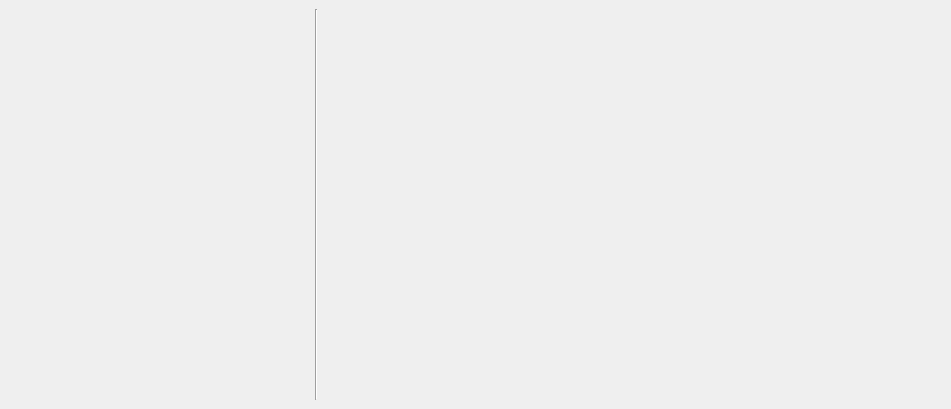
Old version of the form src/flashy/gui/ui/analyser_tab.ui in the repository JemmeCh/Flashy_Project.
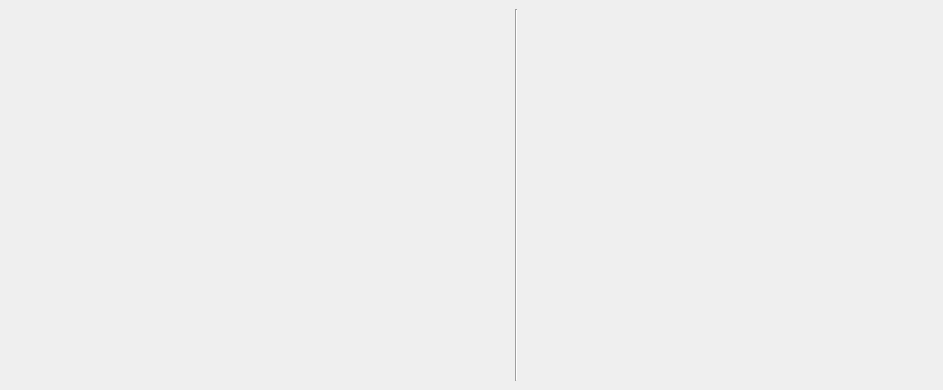
New version of the form.

Patch:
```diff
--- a/src/flashy/gui/ui/analyser_tab.ui
+++ b/src/flashy/gui/ui/analyser_tab.ui
@@ -6,8 +6,8 @@
    <rect>
     <x>0</x>
     <y>0</y>
-    <width>951</width>
-    <height>409</height>
+    <width>943</width>
+    <height>390</height>
    </rect>
   </property>
   <property name="windowTitle">
@@ -46,7 +46,7 @@
      </property>
      <property name="minimumSize">
       <size>
-       <width>300</width>
+       <width>500</width>
        <height>0</height>
       </size>
      </property>
```
